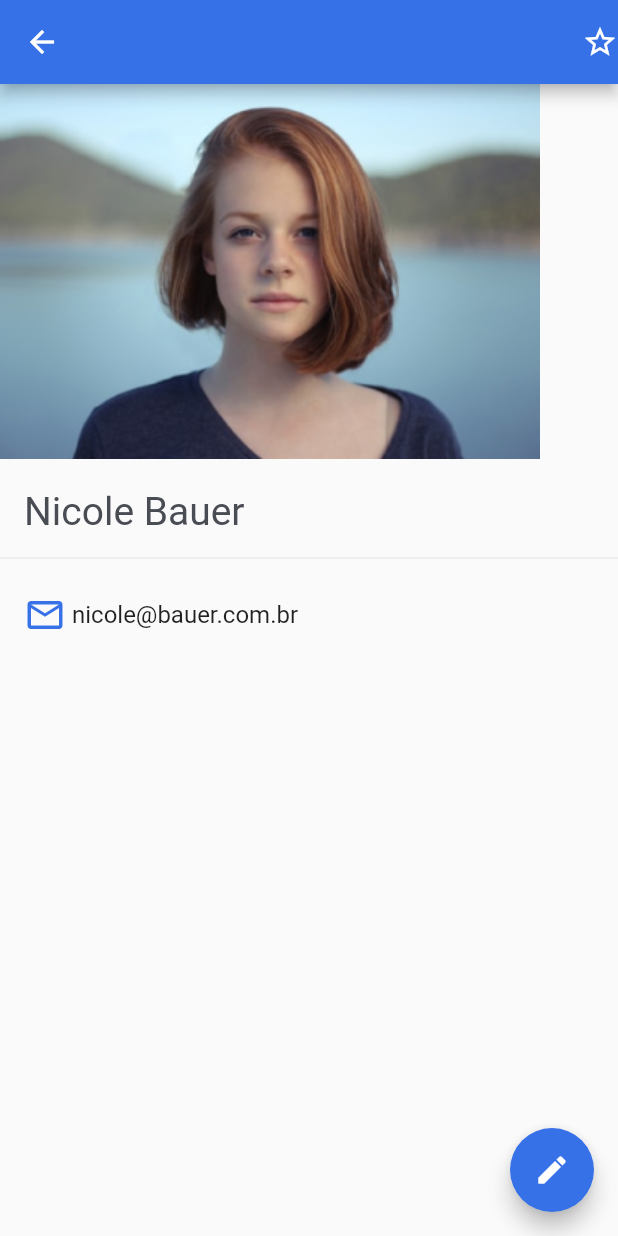
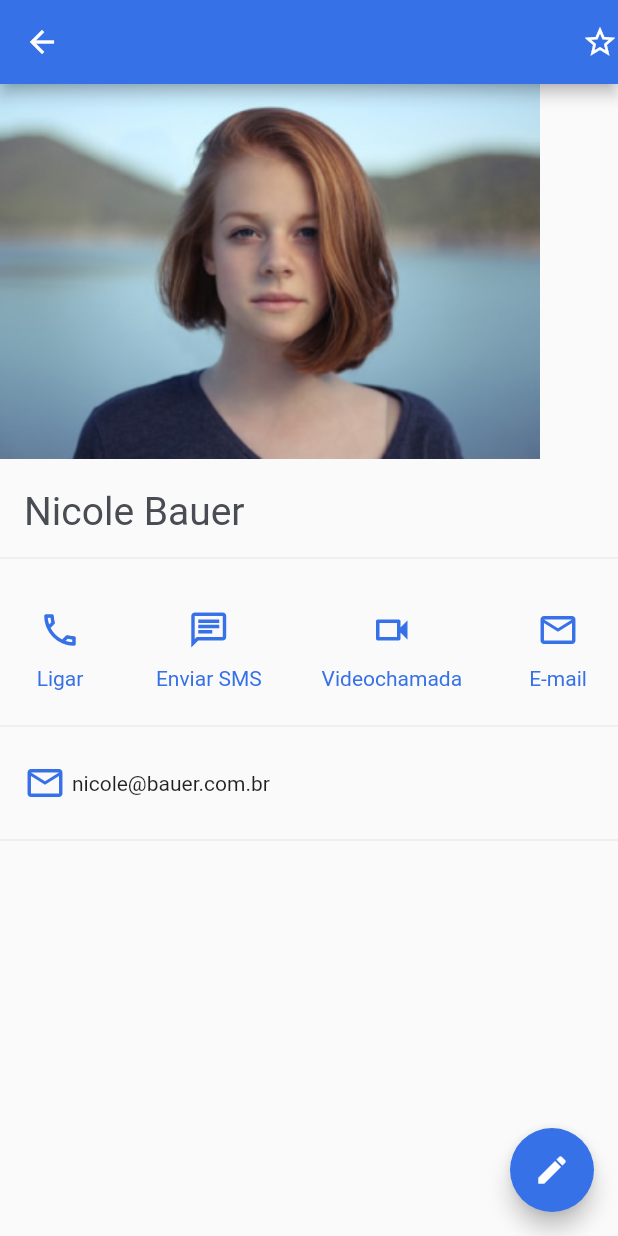
Before and after one commit to stevenarancic/agenda_de_contatos, a Flutter app: the screen it shows after launch, after a tap on the "chevron right" icon, on a phone screen of 412 x 824 dp. Run offline on Flutter 3.47's test engine with Material 2 defaults, Android fonts, the phone set to English and light mode, and no system bars.

Commit message:
agenda_de_contatos
finalização do componente visual CommunicationMethod.

criação da linha contendo opções de contato na tela do contato selecionado.

```diff
--- a/lib/screens/details/details.dart
+++ b/lib/screens/details/details.dart
@@ -1,4 +1,5 @@
 import 'package:agenda_de_contatos/model/contact.dart';
+import 'package:agenda_de_contatos/screens/details/widgets/communication_method.dart';
 import 'package:agenda_de_contatos/styles.dart';
 import 'package:flutter/material.dart';
 
@@ -44,6 +45,31 @@ class Details extends StatelessWidget {
             Padding(
               padding: const EdgeInsets.all(16.0),
               child: Row(
+                mainAxisAlignment: MainAxisAlignment.spaceBetween,
+                children: [
+                  CommunicationMethod(
+                    communicationMethodName: "Ligar",
+                    communicationMethodIcon: Icons.phone_outlined,
+                  ),
+                  CommunicationMethod(
+                    communicationMethodName: "Enviar SMS",
+                    communicationMethodIcon: Icons.chat_outlined,
+                  ),
+                  CommunicationMethod(
+                    communicationMethodName: "Videochamada",
+                    communicationMethodIcon: Icons.videocam_outlined,
+                  ),
+                  CommunicationMethod(
+                    communicationMethodName: "E-mail",
+                    communicationMethodIcon: Icons.email_outlined,
+                  ),
+                ],
+              ),
+            ),
+            Divider(),
+            Padding(
+              padding: const EdgeInsets.all(16.0),
+              child: Row(
                 children: [
                   Icon(
                     Icons.email_outlined,
@@ -55,13 +81,11 @@ class Details extends StatelessWidget {
                   ),
                   Text(
                     _contact.email,
-                    style: TextStyle(
-                      fontSize: 16,
-                    ),
                   ),
                 ],
               ),
             ),
+            Divider(),
           ],
         ),
       ),
--- a/lib/screens/details/widgets/communication_method.dart
+++ b/lib/screens/details/widgets/communication_method.dart
@@ -1,3 +1,4 @@
+import 'package:agenda_de_contatos/styles.dart';
 import 'package:flutter/material.dart';
 
 class CommunicationMethod extends StatelessWidget {
@@ -12,11 +13,17 @@ class CommunicationMethod extends StatelessWidget {
   Widget build(BuildContext context) {
     return Column(
       children: [
-        Icon(
-          this.communicationMethodIcon,
+        IconButton(
+          onPressed: () {},
+          icon: Icon(this.communicationMethodIcon),
+          color: blueTheme,
+          iconSize: 28,
         ),
         Text(
           this.communicationMethodName,
+          style: TextStyle(
+            color: blueTheme,
+          ),
         ),
       ],
     );
```
